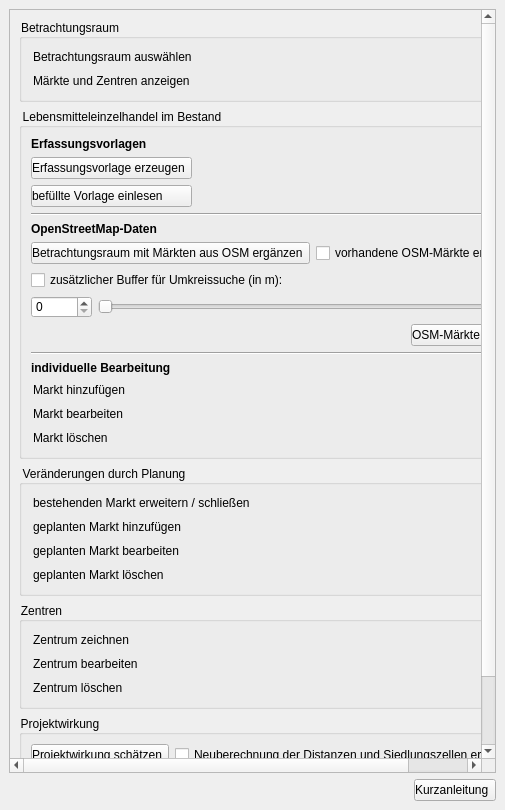
Qt form projektchecktools/ui/ProjektCheck_dockwidget_analysis_08-SKSM.ui (projektcheck/ProjektCheck-QGIS) before a commit.
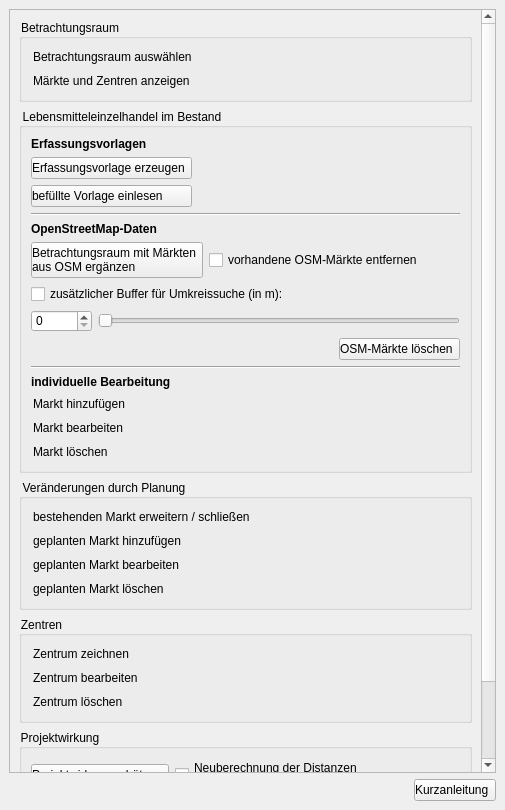
The same form after that commit. Icons and pictures are not drawn. Custom widgets are drawn as their Qt base class.

Patch:
```diff
--- a/projektchecktools/ui/ProjektCheck_dockwidget_analysis_08-SKSM.ui
+++ b/projektchecktools/ui/ProjektCheck_dockwidget_analysis_08-SKSM.ui
@@ -71,7 +71,7 @@
          <x>0</x>
          <y>0</y>
          <width>478</width>
-         <height>778</height>
+         <height>798</height>
         </rect>
        </property>
        <layout class="QVBoxLayout" name="verticalLayout_10">
@@ -314,7 +314,8 @@
                 <string>&lt;html&gt;&lt;head/&gt;&lt;body&gt;&lt;p&gt;&lt;span style=&quot; font-weight:600;&quot;&gt;Betrachtungsraum mit Märkten aus OSM ergänzen&lt;/span&gt;&lt;/p&gt;&lt;p&gt;Den in OpenStreetMap verfügbaren Bestand an Lebensmittelmärkten innerhalb des Plangebiets online abfragen und einlesen.&lt;/p&gt;&lt;/body&gt;&lt;/html&gt;</string>
                </property>
                <property name="text">
-                <string>Betrachtungsraum mit Märkten aus OSM ergänzen</string>
+                <string>Betrachtungsraum mit Märkten 
+aus OSM ergänzen</string>
                </property>
                <property name="icon">
                 <iconset>
@@ -894,7 +895,8 @@
              <item>
               <widget class="QCheckBox" name="checkBox">
                <property name="text">
-                <string>Neuberechnung der Distanzen und Siedlungszellen erzwingen</string>
+                <string>Neuberechnung der Distanzen 
+und Siedlungszellen erzwingen</string>
                </property>
               </widget>
              </item>
```
Left out of the diff: 4 changed lines with no effect on the pictures.
